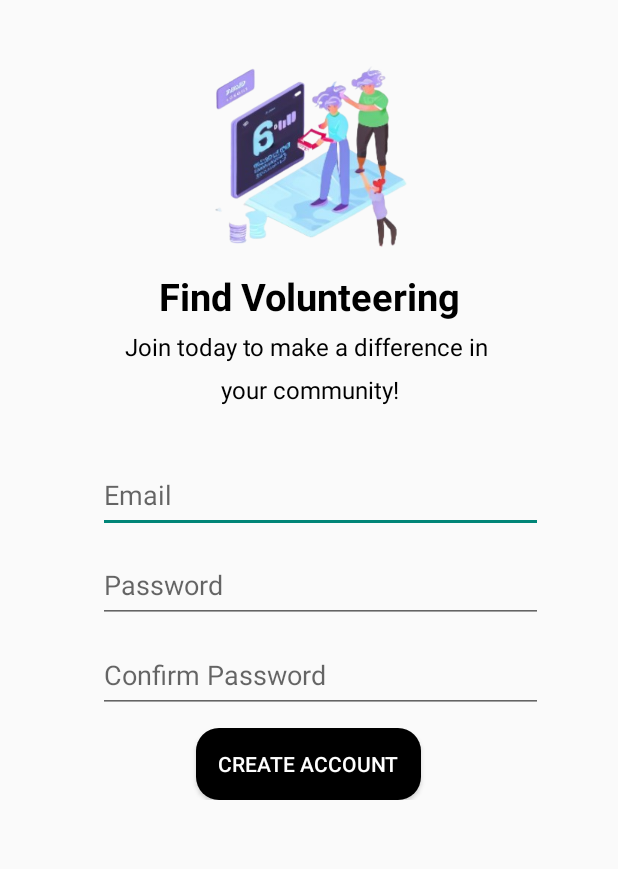
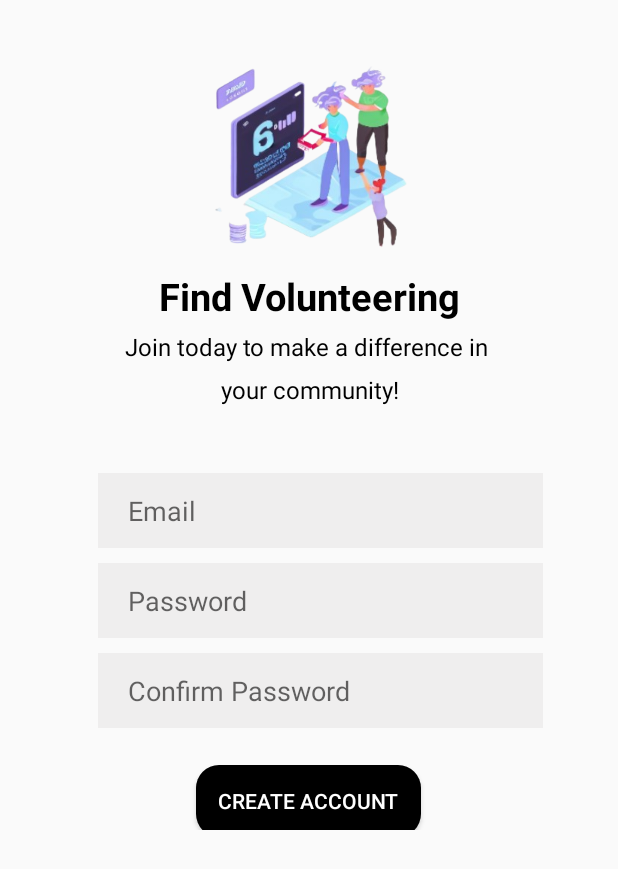
Before and after one commit to nkaesp/HelpingHands, an Android app: the RegistrationActivity screen opened directly, with no data from a screen before it, on a phone screen of 412 x 824 dp. Shown: the top 869 px of the screen. Run offline under Robolectric (Android 15) with nearby library versions, the phone set to English and light mode, and no system bars.

Commit message:
ESPINA - 5.8.24

```diff
--- a/app/src/main/java/com/intprog/helpinghands/screens/LoginPageActivity.kt
+++ b/app/src/main/java/com/intprog/helpinghands/screens/LoginPageActivity.kt
@@ -28,16 +28,14 @@ class LoginPageActivity : AppCompatActivity() {
         loginButton.setOnClickListener {
             val email = emailEditText.text.toString()
             val password = passwordEditText.text.toString()
-
             val savedEmail = sharedPreferences.getString("email", "")
             val savedPassword = sharedPreferences.getString("password", "")
 
-            if (email == savedEmail && password == savedPassword) {
+            if (email.isEmpty() || password.isEmpty()) {
+                Toast.makeText(this, "All fields are required", Toast.LENGTH_SHORT).show()
+            } else if  (email == savedEmail && password == savedPassword) {
                 startActivity(Intent(this, HomePageActivity::class.java))
                 finish()
-            } else  if
-                            (email.isEmpty() || password.isEmpty()) {
-                Toast.makeText(this, "All fields are required", Toast.LENGTH_SHORT).show()
             } else {
                 Toast.makeText(this, "Invalid email or password", Toast.LENGTH_SHORT).show()
             }
--- a/app/src/main/res/layout/activity_login_page.xml
+++ b/app/src/main/res/layout/activity_login_page.xml
@@ -65,6 +65,7 @@
                 android:layout_marginRight="20dp"
                 android:paddingLeft="15dp"
                 android:hint="Email"
+                android:inputType="textEmailAddress"
                 android:textColorHighlight="@color/black"
                 android:background="#EFEEEE">
 
--- a/app/src/main/res/layout/activity_registration.xml
+++ b/app/src/main/res/layout/activity_registration.xml
@@ -46,14 +46,17 @@
         android:layout_width="match_parent"
         android:layout_height="50dp"
         android:background="@drawable/grey_rounded_corner"
-        android:layout_marginTop="20dp"
+        android:layout_marginTop="30dp"
         android:layout_marginHorizontal="50dp">
         <EditText
             android:id="@+id/emailEditText"
             android:layout_width="match_parent"
             android:layout_height="match_parent"
             android:hint="Email"
-            android:layout_marginLeft="15dp"/>
+            android:layout_marginLeft="15dp"
+            android:background="#EFEEEE"
+            android:paddingLeft="20dp"
+            android:inputType="textEmailAddress"/>
     </LinearLayout>
     <LinearLayout
         android:layout_width="match_parent"
@@ -67,7 +70,9 @@
             android:layout_height="match_parent"
             android:hint="Password"
             android:inputType="textPassword"
-            android:layout_marginLeft="15dp"/>
+            android:layout_marginLeft="15dp"
+            android:background="#EFEEEE"
+            android:paddingLeft="20dp"/>
     </LinearLayout>
     <LinearLayout
         android:layout_width="match_parent"
@@ -81,7 +86,9 @@
             android:layout_height="match_parent"
             android:hint="Confirm Password"
             android:inputType="textPassword"
-            android:layout_marginLeft="15dp"/>
+            android:layout_marginLeft="15dp"
+            android:background="#EFEEEE"
+            android:paddingLeft="20dp"/>
     </LinearLayout>
     <LinearLayout
         android:layout_width="match_parent"
@@ -94,7 +101,8 @@
             android:layout_height="wrap_content"
             android:text="Create Account"
             android:background="@drawable/rounded_corner"
-            android:textColor="@color/white"/>
+            android:textColor="@color/white"
+            android:layout_marginTop="10dp"/>
     </LinearLayout>
 
 
```
Also changed, not shown: app/src/main/res/values/themes.xml (+0 -9 lines).
